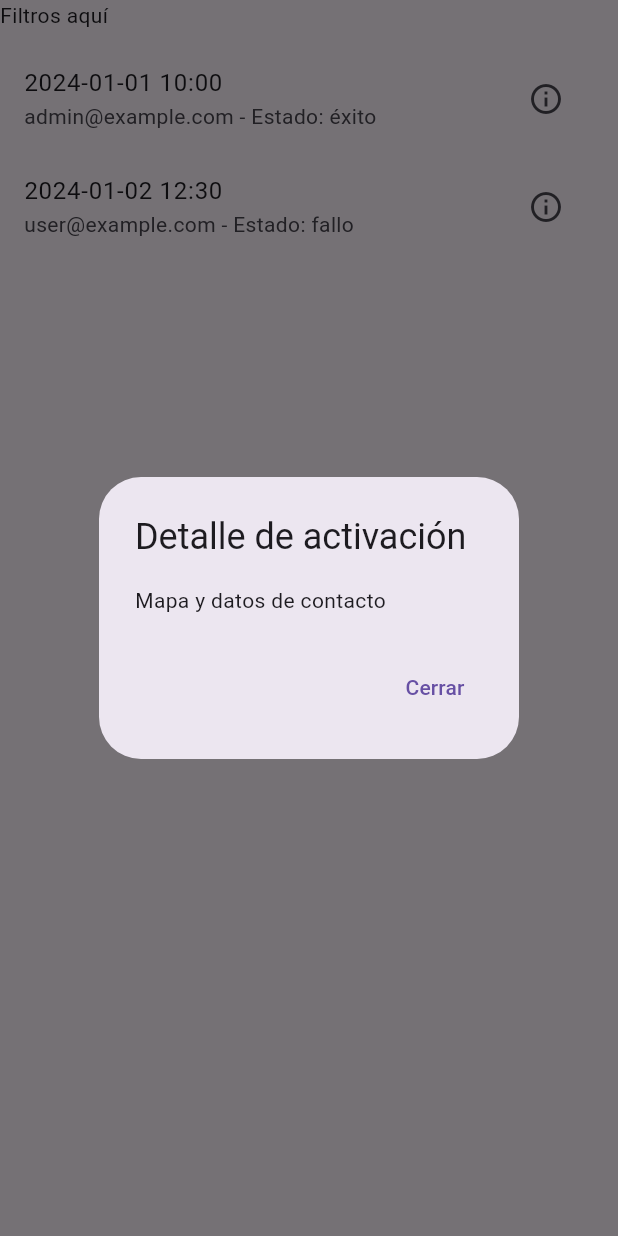
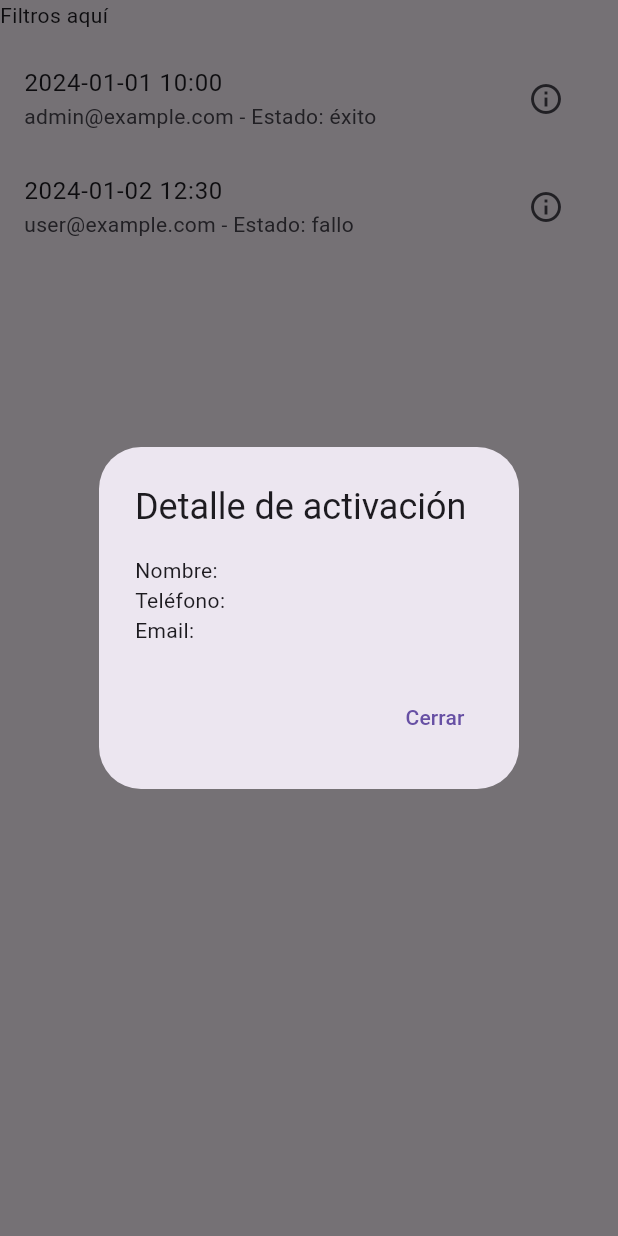
Before and after one commit to benpido/adminweb, a Flutter app: the ActivationsPage widget shown alone on an empty page, opened directly, after a tap on the "info outline" icon, on a phone screen of 412 x 824 dp. Run offline on Flutter 3.47's test engine with Material 3 defaults, Android fonts, the phone set to English and light mode, and no system bars; our stand-ins replace cloud_firestore, firebase_auth, firebase_core; missing offline and left inert: dart:html; accounts and stored records are empty.

Commit message:
Fetch and display admin contact info

```diff
--- a/lib/pages/activations_page.dart
+++ b/lib/pages/activations_page.dart
@@ -1,4 +1,5 @@
 import 'package:flutter/material.dart';
+import '../utils/contact_info.dart';
 
 class ActivationsPage extends StatefulWidget {
   const ActivationsPage({super.key});
@@ -42,13 +43,23 @@ class _ActivationsPageState extends State<ActivationsPage> {
                 subtitle: Text('${act['user']} - Estado: ${act['status']}'),
                 trailing: IconButton(
                   icon: const Icon(Icons.info_outline),
-                  onPressed: () {
+                  onPressed: () async {
+                    final info = await loadContactInfo();
+                    if (!context.mounted) return;
                     showDialog(
                       context: context,
                       builder: (context) {
                         return AlertDialog(
                           title: const Text('Detalle de activación'),
-                          content: const Text('Mapa y datos de contacto'),
+                          content: Column(
+                            mainAxisSize: MainAxisSize.min,
+                            crossAxisAlignment: CrossAxisAlignment.start,
+                            children: [
+                              Text('Nombre: ${info['name']}'),
+                              Text('Teléfono: ${info['phone']}'),
+                              Text('Email: ${info['email']}'),
+                            ],
+                          ),
                           actions: [
                             TextButton(
                               onPressed: () => Navigator.pop(context),
--- a/lib/pages/history_page.dart
+++ b/lib/pages/history_page.dart
@@ -1,5 +1,6 @@
 import 'dart:html' as html;
 import 'package:flutter/material.dart';
+import '../utils/contact_info.dart';
 
 class HistoryPage extends StatelessWidget {
   const HistoryPage({super.key});
@@ -60,13 +61,23 @@ class HistoryPage extends StatelessWidget {
                     ),
                     IconButton(
                       icon: const Icon(Icons.info_outline),
-                      onPressed: () {
+                      onPressed: () async {
+                        final info = await loadContactInfo();
+                        if (!context.mounted) return;
                         showDialog(
                           context: context,
                           builder: (context) {
                             return AlertDialog(
                               title: const Text('Detalle de activación'),
-                              content: const Text('Mapa y datos de contacto'),
+                              content: Column(
+                                mainAxisSize: MainAxisSize.min,
+                                crossAxisAlignment: CrossAxisAlignment.start,
+                                children: [
+                                  Text('Nombre: ${info['name']}'),
+                                  Text('Teléfono: ${info['phone']}'),
+                                  Text('Email: ${info['email']}'),
+                                ],
+                              ),
                               actions: [
                                 TextButton(
                                   onPressed: () => Navigator.pop(context),
--- /dev/null
+++ b/lib/utils/contact_info.dart
@@ -0,0 +1,46 @@
+import 'package:cloud_firestore/cloud_firestore.dart';
+import 'package:firebase_auth/firebase_auth.dart';
+
+/// Loads contact information for the current admin or the global config.
+Future<Map<String, String>> loadContactInfo() async {
+  final user = FirebaseAuth.instance.currentUser;
+
+  String? name;
+  String? phone;
+  String? email;
+
+  if (user != null) {
+    final adminDoc = await FirebaseFirestore.instance
+        .collection('admins')
+        .doc(user.uid)
+        .get();
+    if (adminDoc.exists) {
+      name = adminDoc.data()?['name'] as String?;
+      phone = adminDoc.data()?['phone'] as String?;
+      email = adminDoc.data()?['email'] as String?;
+    }
+  }
+
+  final globalDoc = await FirebaseFirestore.instance
+      .collection('config')
+      .doc('contact_info')
+      .get();
+
+  if ((name == null || name.isEmpty) && globalDoc.exists) {
+    name = globalDoc.data()?['name'] as String?;
+  }
+
+  if ((phone == null || phone.isEmpty) && globalDoc.exists) {
+    phone = globalDoc.data()?['phone'] as String?;
+  }
+
+  if ((email == null || email.isEmpty) && globalDoc.exists) {
+    email = globalDoc.data()?['email'] as String?;
+  }
+
+  return {
+    'name': name ?? '',
+    'phone': phone ?? '',
+    'email': email ?? '',
+  };
+}
```
Also changed, not shown: lib/pages/settings_page.dart (+4 -32 lines).
